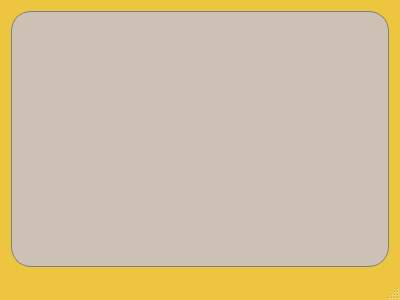
Old version of the form 2048/mainwindow.ui in the repository pesochin-evg/2048_Flexible.
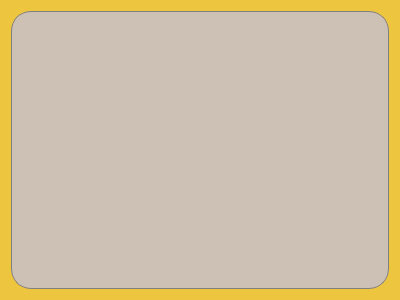
New version of the form. Icons and pictures are not drawn.

```diff
--- a/2048/mainwindow.ui
+++ b/2048/mainwindow.ui
@@ -65,7 +65,6 @@
     </rect>
    </property>
   </widget>
-  <widget class="QStatusBar" name="statusBar"/>
  </widget>
  <layoutdefault spacing="6" margin="11"/>
  <resources>
```
